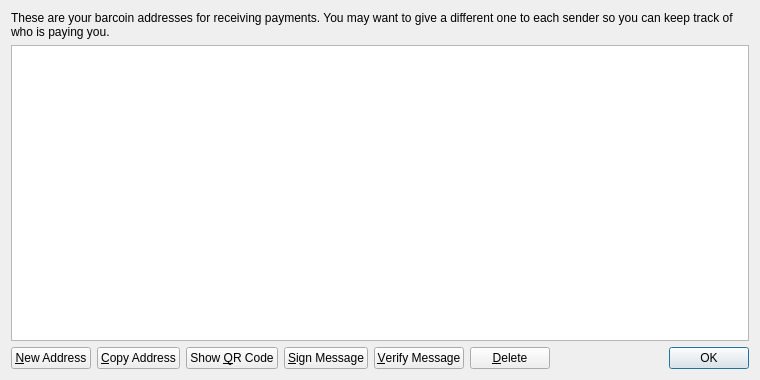
The window that src/qt/forms/addressbookpage.ui (kolopeda/beancoin) describes before a commit, drawn with Qt 5.
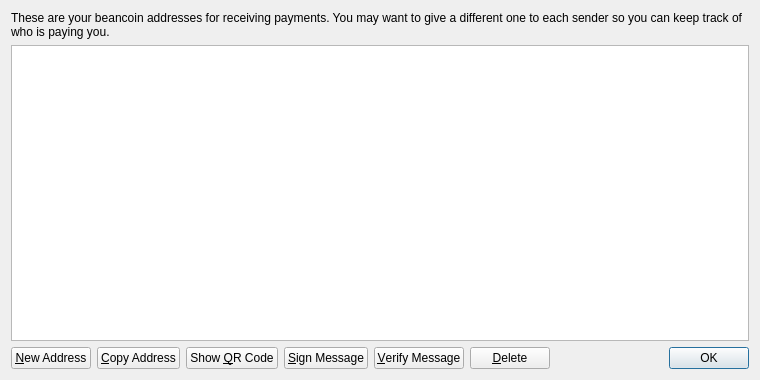
The same window after the commit. Icons and pictures are not drawn.

```diff
--- a/src/qt/forms/addressbookpage.ui
+++ b/src/qt/forms/addressbookpage.ui
@@ -17,7 +17,7 @@
    <item>
     <widget class="QLabel" name="labelExplanation">
      <property name="text">
-      <string>These are your barcoin addresses for receiving payments. You may want to give a different one to each sender so you can keep track of who is paying you.</string>
+      <string>These are your beancoin addresses for receiving payments. You may want to give a different one to each sender so you can keep track of who is paying you.</string>
      </property>
      <property name="textFormat">
       <enum>Qt::PlainText</enum>
```
